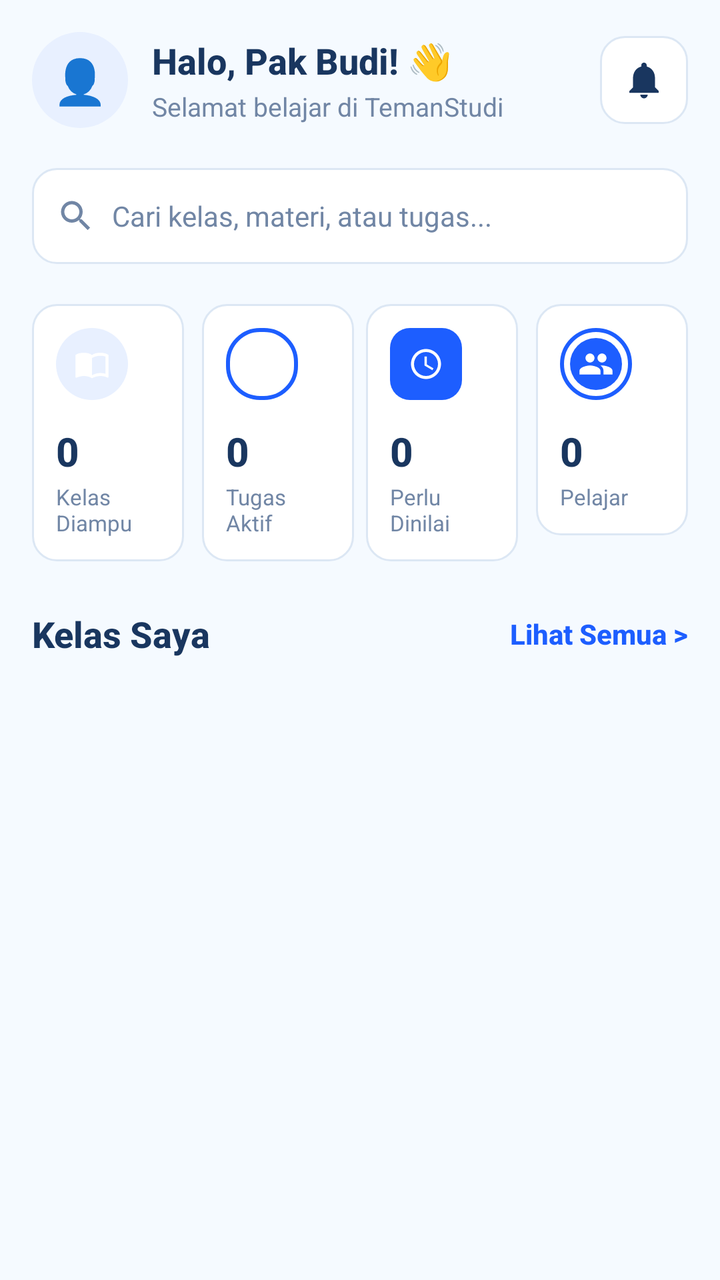
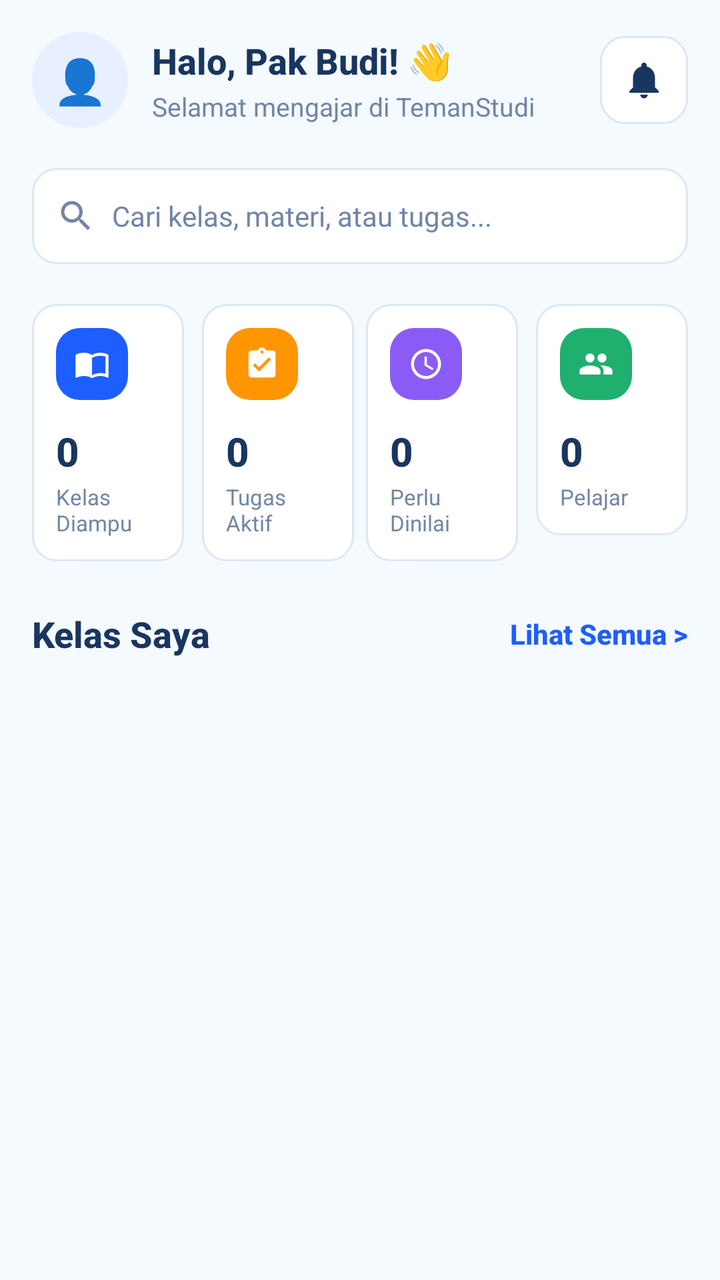

Two renders of the same Android screen: before a commit and after it. Below are the layout's source before the change and the commit's diff.
<!-- AndroidManifest.xml: application theme Theme.TemanStudi -->
<!-- res/layout/activity_pengajar_beranda.xml -->
<?xml version="1.0" encoding="utf-8"?>
<LinearLayout xmlns:android="http://schemas.android.com/apk/res/android"
    xmlns:app="http://schemas.android.com/apk/res-auto"
    android:layout_width="match_parent"
    android:layout_height="match_parent"
    android:background="#F5FAFF"
    android:orientation="vertical">

    <ScrollView
        android:layout_width="match_parent"
        android:layout_height="0dp"
        android:layout_weight="1"
        android:fillViewport="true">

        <LinearLayout
            android:layout_width="match_parent"
            android:layout_height="wrap_content"
            android:orientation="vertical"
            android:padding="16dp">

            
            <LinearLayout
                android:layout_width="match_parent"
                android:layout_height="wrap_content"
                android:gravity="center_vertical"
                android:orientation="horizontal">

                <TextView
                    android:id="@+id/tvAvatar"
                    android:layout_width="48dp"
                    android:layout_height="48dp"
                    android:background="@drawable/bg_icon_circle"
                    android:gravity="center"
                    android:text="👤"
                    android:textSize="22sp" />

                <LinearLayout
                    android:layout_width="0dp"
                    android:layout_height="wrap_content"
                    android:layout_marginStart="12dp"
                    android:layout_weight="1"
                    android:orientation="vertical">

                    <TextView
                        android:id="@+id/tvGreeting"
                        android:layout_width="wrap_content"
                        android:layout_height="wrap_content"
                        android:fontFamily="sans-serif-medium"
                        android:text="Halo, Pak Budi! 👋"
                        android:textColor="#19365F"
                        android:textSize="18sp"
                        android:textStyle="bold" />

                    <TextView
                        android:layout_width="wrap_content"
                        android:layout_height="wrap_content"
                        android:layout_marginTop="2dp"
                        android:text="Selamat belajar di TemanStudi"
                        android:textColor="#7186A5"
                        android:textSize="13sp" />
                </LinearLayout>

                <FrameLayout
                    android:id="@+id/btnNotification"
                    android:layout_width="44dp"
                    android:layout_height="44dp"
                    android:background="@drawable/bg_card_white">

                    <ImageView
                        android:layout_width="22dp"
                        android:layout_height="22dp"
                        android:layout_gravity="center"
                        android:contentDescription="@string/app_name"
                        android:src="@drawable/ic_bell"
                        app:tint="#19365F" />

                    <View
                        android:id="@+id/notifBadge"
                        android:layout_width="10dp"
                        android:layout_height="10dp"
                        android:layout_gravity="top|end"
                        android:layout_margin="8dp"
                        android:background="@drawable/indicator_active"
                        android:visibility="gone" />
                </FrameLayout>
            </LinearLayout>

            
            <LinearLayout
                android:layout_width="match_parent"
                android:layout_height="48dp"
                android:layout_marginTop="20dp"
                android:background="@drawable/bg_search"
                android:gravity="center_vertical"
                android:orientation="horizontal"
                android:paddingHorizontal="12dp">

                <ImageView
                    android:layout_width="20dp"
                    android:layout_height="20dp"
                    android:contentDescription="@string/app_name"
                    android:src="@drawable/ic_search"
                    app:tint="#7186A5" />

                <EditText
                    android:id="@+id/etSearchBeranda"
                    android:layout_width="match_parent"
                    android:layout_height="match_parent"
                    android:layout_marginStart="8dp"
                    android:background="@null"
                    android:hint="Cari kelas, materi, atau tugas..."
                    android:imeOptions="actionSearch"
                    android:inputType="text"
                    android:textColor="#19365F"
                    android:textColorHint="#7186A5"
                    android:textSize="14sp" />
            </LinearLayout>

            
            <LinearLayout
                android:layout_width="match_parent"
                android:layout_height="wrap_content"
                android:layout_marginTop="20dp"
                android:orientation="horizontal"
                android:weightSum="4">

                <LinearLayout
                    android:layout_width="0dp"
                    android:layout_height="wrap_content"
                    android:layout_weight="1"
                    android:layout_marginEnd="6dp"
                    android:background="@drawable/bg_card_white"
                    android:orientation="vertical"
                    android:padding="12dp">

                    <FrameLayout
                        android:layout_width="36dp"
                        android:layout_height="36dp"
                        android:background="@drawable/bg_icon_circle">
                        <ImageView
                            android:layout_width="18dp"
                            android:layout_height="18dp"
                            android:layout_gravity="center"
                            android:src="@drawable/ic_book"
                            app:tint="@color/white" />
                    </FrameLayout>

                    <TextView
                        android:id="@+id/tvStatKelasDiampu"
                        android:layout_width="wrap_content"
                        android:layout_height="wrap_content"
                        android:layout_marginTop="12dp"
                        android:fontFamily="sans-serif-medium"
                        android:text="0"
                        android:textColor="#19365F"
                        android:textSize="20sp"
                        android:textStyle="bold" />

                    <TextView
                        android:layout_width="wrap_content"
                        android:layout_height="wrap_content"
                        android:layout_marginTop="2dp"
                        android:text="Kelas Diampu"
                        android:textColor="#7186A5"
                        android:textSize="11sp" />
                </LinearLayout>

                <LinearLayout
                    android:layout_width="0dp"
                    android:layout_height="wrap_content"
                    android:layout_weight="1"
                    android:layout_marginHorizontal="3dp"
                    android:background="@drawable/bg_card_white"
                    android:orientation="vertical"
                    android:padding="12dp">

                    <FrameLayout
                        android:layout_width="36dp"
                        android:layout_height="36dp"
                        android:background="@drawable/bg_mode_selected">
                        <ImageView
                            android:layout_width="18dp"
                            android:layout_height="18dp"
                            android:layout_gravity="center"
                            android:src="@drawable/ic_assignment_check"
                            app:tint="@color/white" />
                    </FrameLayout>

                    <TextView
                        android:id="@+id/tvStatTugasAktif"
                        android:layout_width="wrap_content"
                        android:layout_height="wrap_content"
                        android:layout_marginTop="12dp"
                        android:fontFamily="sans-serif-medium"
                        android:text="0"
                        android:textColor="#19365F"
                        android:textSize="20sp"
                        android:textStyle="bold" />

                    <TextView
                        android:layout_width="wrap_content"
                        android:layout_height="wrap_content"
                        android:layout_marginTop="2dp"
                        android:text="Tugas Aktif"
                        android:textColor="#7186A5"
                        android:textSize="11sp" />
                </LinearLayout>

                <LinearLayout
                    android:layout_width="0dp"
                    android:layout_height="wrap_content"
                    android:layout_weight="1"
                    android:layout_marginHorizontal="3dp"
                    android:background="@drawable/bg_card_white"
                    android:orientation="vertical"
                    android:padding="12dp">

                    <FrameLayout
                        android:layout_width="36dp"
                        android:layout_height="36dp"
                        android:background="@drawable/bg_tab_selected">
                        <ImageView
                            android:layout_width="18dp"
                            android:layout_height="18dp"
                            android:layout_gravity="center"
                            android:src="@drawable/ic_clock"
                            app:tint="@color/white" />
                    </FrameLayout>

                    <TextView
                        android:id="@+id/tvStatPerluDinilai"
                        android:layout_width="wrap_content"
                        android:layout_height="wrap_content"
                        android:layout_marginTop="12dp"
                        android:fontFamily="sans-serif-medium"
                        android:text="0"
                        android:textColor="#19365F"
                        android:textSize="20sp"
                        android:textStyle="bold" />

                    <TextView
                        android:layout_width="wrap_content"
                        android:layout_height="wrap_content"
                        android:layout_marginTop="2dp"
                        android:text="Perlu Dinilai"
                        android:textColor="#7186A5"
                        android:textSize="11sp" />
                </LinearLayout>

                <LinearLayout
                    android:layout_width="0dp"
                    android:layout_height="wrap_content"
                    android:layout_weight="1"
                    android:layout_marginStart="6dp"
                    android:background="@drawable/bg_card_white"
                    android:orientation="vertical"
                    android:padding="12dp">

                    <FrameLayout
                        android:layout_width="36dp"
                        android:layout_height="36dp"
                        android:background="@drawable/bg_radio_on">
                        <ImageView
                            android:layout_width="18dp"
                            android:layout_height="18dp"
                            android:layout_gravity="center"
                            android:src="@drawable/ic_people"
                            app:tint="@color/white" />
                    </FrameLayout>

                    <TextView
                        android:id="@+id/tvStatPelajar"
                        android:layout_width="wrap_content"
                        android:layout_height="wrap_content"
                        android:layout_marginTop="12dp"
                        android:fontFamily="sans-serif-medium"
                        android:text="0"
                        android:textColor="#19365F"
                        android:textSize="20sp"
                        android:textStyle="bold" />

                    <TextView
                        android:layout_width="wrap_content"
                        android:layout_height="wrap_content"
                        android:layout_marginTop="2dp"
                        android:text="Pelajar"
                        android:textColor="#7186A5"
                        android:textSize="11sp" />
                </LinearLayout>

            </LinearLayout>

            
            <LinearLayout
                android:layout_width="match_parent"
                android:layout_height="wrap_content"
                android:layout_marginTop="24dp"
                android:gravity="center_vertical"
                android:orientation="horizontal">

                <TextView
                    android:layout_width="0dp"
                    android:layout_height="wrap_content"
                    android:layout_weight="1"
                    android:fontFamily="sans-serif-medium"
                    android:text="Kelas Saya"
                    android:textColor="#19365F"
                    android:textSize="18sp"
                    android:textStyle="bold" />

                <TextView
                    android:id="@+id/tvLihatSemua"
                    android:layout_width="wrap_content"
                    android:layout_height="wrap_content"
                    android:fontFamily="sans-serif-medium"
                    android:text="Lihat Semua >"
                    android:textColor="#1D5EFF"
                    android:textSize="14sp"
                    android:textStyle="bold" />
            </LinearLayout>

            
            <androidx.recyclerview.widget.RecyclerView
                android:id="@+id/rvKelasBeranda"
                android:layout_width="match_parent"
                android:layout_height="wrap_content"
                android:layout_marginTop="12dp"
                android:nestedScrollingEnabled="false" />

            
            <LinearLayout
                android:id="@+id/layoutEmptyBeranda"
                android:layout_width="match_parent"
                android:layout_height="wrap_content"
                android:layout_marginTop="24dp"
                android:gravity="center"
                android:orientation="vertical"
                android:visibility="gone">

                <TextView
                    android:layout_width="wrap_content"
                    android:layout_height="wrap_content"
                    android:text="📚"
                    android:textSize="40sp" />

                <TextView
                    android:layout_width="wrap_content"
                    android:layout_height="wrap_content"
                    android:layout_marginTop="8dp"
                    android:text="Belum ada kelas"
                    android:textColor="#19365F"
                    android:textSize="15sp"
                    android:textStyle="bold" />
            </LinearLayout>

        </LinearLayout>
    </ScrollView>

    <FrameLayout
        android:id="@+id/bottomNavContainer"
        android:layout_width="match_parent"
        android:layout_height="wrap_content" />

</LinearLayout>
<!-- resources referenced by this layout -->
<resources>
  <color name="white">#FFFFFFFF</color>
  <!-- drawable bg_card_white (drawable) -->
  <?xml version="1.0" encoding="utf-8"?>
  <shape xmlns:android="http://schemas.android.com/apk/res/android"
      android:shape="rectangle">
      <solid android:color="@color/white" />
      <corners android:radius="12dp" />
      <stroke android:width="1dp" android:color="#DCE7F4" />
  </shape>
  <!-- drawable bg_icon_circle (drawable) -->
  <?xml version="1.0" encoding="utf-8"?>
  <shape xmlns:android="http://schemas.android.com/apk/res/android"
      android:shape="oval">
      <solid android:color="#E8F0FF" />
  </shape>
  <!-- drawable bg_mode_selected (drawable) -->
  <?xml version="1.0" encoding="utf-8"?>
  <shape xmlns:android="http://schemas.android.com/apk/res/android"
      android:shape="rectangle">
      <solid android:color="#FFFFFF" />
      <stroke android:width="2dp" android:color="#1D5EFF" />
      <corners android:radius="16dp" />
  </shape>
  <!-- drawable bg_radio_on (drawable) -->
  <?xml version="1.0" encoding="utf-8"?>
  <layer-list xmlns:android="http://schemas.android.com/apk/res/android">
      <item>
          <shape android:shape="oval">
              <solid android:color="#FFFFFF" />
              <stroke android:width="2dp" android:color="#1D5EFF" />
          </shape>
      </item>
      <item
          android:bottom="5dp"
          android:left="5dp"
          android:right="5dp"
          android:top="5dp">
          <shape android:shape="oval">
              <solid android:color="#1D5EFF" />
          </shape>
      </item>
  </layer-list>
  <!-- drawable bg_search (drawable) -->
  <?xml version="1.0" encoding="utf-8"?>
  <shape xmlns:android="http://schemas.android.com/apk/res/android"
      android:shape="rectangle">
      <solid android:color="@color/white" />
      <corners android:radius="12dp" />
      <stroke android:width="1dp" android:color="#DCE7F4" />
  </shape>
  <!-- drawable bg_tab_selected (drawable) -->
  <?xml version="1.0" encoding="utf-8"?>
  <shape xmlns:android="http://schemas.android.com/apk/res/android"
      android:shape="rectangle">
      <solid android:color="#1D5EFF" />
      <corners android:radius="10dp" />
  </shape>
  <!-- drawable ic_bell (drawable) -->
  <?xml version="1.0" encoding="utf-8"?>
  <vector xmlns:android="http://schemas.android.com/apk/res/android"
      android:width="24dp"
      android:height="24dp"
      android:viewportWidth="24"
      android:viewportHeight="24">
      <path
          android:fillColor="#7186A5"
          android:pathData="M12,22c1.1,0 2,-0.9 2,-2h-4c0,1.1 0.89,2 2,2zM18,16v-5c0,-3.07 -1.64,-5.64 -4.5,-6.32V4c0,-0.83 -0.67,-1.5 -1.5,-1.5s-1.5,0.67 -1.5,1.5v0.68C7.63,5.36 6,7.92 6,11v5l-2,2v1h16v-1l-2,-2z" />
  </vector>
  <!-- drawable ic_clock (drawable) -->
  <?xml version="1.0" encoding="utf-8"?>
  <vector xmlns:android="http://schemas.android.com/apk/res/android"
      android:width="24dp"
      android:height="24dp"
      android:viewportWidth="24"
      android:viewportHeight="24">
      <path
          android:fillColor="#7186A5"
          android:pathData="M11.99,2C6.47,2 2,6.48 2,12s4.47,10 9.99,10C17.52,22 22,17.52 22,12S17.52,2 11.99,2zM12,20c-4.42,0 -8,-3.58 -8,-8s3.58,-8 8,-8 8,3.58 8,8 -3.58,8 -8,8zM12.5,7H11v6l5.25,3.15 0.75,-1.23 -4.5,-2.67z" />
  </vector>
  <!-- drawable indicator_active (drawable) -->
  <?xml version="1.0" encoding="utf-8"?>
  <shape xmlns:android="http://schemas.android.com/apk/res/android"
      android:shape="oval">
      <solid android:color="#1D5EFF" />
  </shape>
  <string name="app_name">TemanStudi</string>
  <style name="Theme.TemanStudi" parent="Base.Theme.TemanStudi" />
  <style name="Base.Theme.TemanStudi" parent="Theme.Material3.DayNight.NoActionBar">
  
          <item name="colorPrimary">#1D5EFF</item>
          <item name="colorOnPrimary">#FFFFFF</item>
  
          <item name="android:statusBarColor">#F5FAFF</item>
          <item name="android:navigationBarColor">#F5FAFF</item>
          <item name="android:windowLightStatusBar">true</item>
  
      </style>
  <!-- unchanged entries left out for length: 4 -->
</resources>

<!-- the commit's change to res/layout/activity_pengajar_beranda.xml (unified diff, before → after) -->
@@ -55,7 +55,7 @@
                         android:layout_width="wrap_content"
                         android:layout_height="wrap_content"
                         android:layout_marginTop="2dp"
-                        android:text="Selamat belajar di TemanStudi"
+                        android:text="@string/sub_selamat_belajar"
                         android:textColor="#7186A5"
                         android:textSize="13sp" />
                 </LinearLayout>
@@ -136,7 +136,7 @@
                     <FrameLayout
                         android:layout_width="36dp"
                         android:layout_height="36dp"
-                        android:background="@drawable/bg_icon_circle">
+                        android:background="@drawable/bg_stat_blue">
                         <ImageView
                             android:layout_width="18dp"
                             android:layout_height="18dp"
@@ -177,7 +177,7 @@
                     <FrameLayout
                         android:layout_width="36dp"
                         android:layout_height="36dp"
-                        android:background="@drawable/bg_mode_selected">
+                        android:background="@drawable/bg_stat_orange">
                         <ImageView
                             android:layout_width="18dp"
                             android:layout_height="18dp"
@@ -218,7 +218,7 @@
                     <FrameLayout
                         android:layout_width="36dp"
                         android:layout_height="36dp"
-                        android:background="@drawable/bg_tab_selected">
+                        android:background="@drawable/bg_stat_purple">
                         <ImageView
                             android:layout_width="18dp"
                             android:layout_height="18dp"
@@ -259,7 +259,7 @@
                     <FrameLayout
                         android:layout_width="36dp"
                         android:layout_height="36dp"
-                        android:background="@drawable/bg_radio_on">
+                        android:background="@drawable/bg_stat_green">
                         <ImageView
                             android:layout_width="18dp"
                             android:layout_height="18dp"
<!-- resource entries referenced after the edit -->
@@ -15,33 +15,6 @@
       android:shape="oval">
       <solid android:color="#E8F0FF" />
   </shape>
-  <!-- drawable bg_mode_selected (drawable) -->
-  <?xml version="1.0" encoding="utf-8"?>
-  <shape xmlns:android="http://schemas.android.com/apk/res/android"
-      android:shape="rectangle">
-      <solid android:color="#FFFFFF" />
-      <stroke android:width="2dp" android:color="#1D5EFF" />
-      <corners android:radius="16dp" />
-  </shape>
-  <!-- drawable bg_radio_on (drawable) -->
-  <?xml version="1.0" encoding="utf-8"?>
-  <layer-list xmlns:android="http://schemas.android.com/apk/res/android">
-      <item>
-          <shape android:shape="oval">
-              <solid android:color="#FFFFFF" />
-              <stroke android:width="2dp" android:color="#1D5EFF" />
-          </shape>
-      </item>
-      <item
-          android:bottom="5dp"
-          android:left="5dp"
-          android:right="5dp"
-          android:top="5dp">
-          <shape android:shape="oval">
-              <solid android:color="#1D5EFF" />
-          </shape>
-      </item>
-  </layer-list>
   <!-- drawable bg_search (drawable) -->
   <?xml version="1.0" encoding="utf-8"?>
   <shape xmlns:android="http://schemas.android.com/apk/res/android"
@@ -50,12 +23,33 @@
       <corners android:radius="12dp" />
       <stroke android:width="1dp" android:color="#DCE7F4" />
   </shape>
-  <!-- drawable bg_tab_selected (drawable) -->
+  <!-- drawable bg_stat_blue (drawable) -->
   <?xml version="1.0" encoding="utf-8"?>
   <shape xmlns:android="http://schemas.android.com/apk/res/android"
       android:shape="rectangle">
       <solid android:color="#1D5EFF" />
-      <corners android:radius="10dp" />
+      <corners android:radius="12dp" />
+  </shape>
+  <!-- drawable bg_stat_green (drawable) -->
+  <?xml version="1.0" encoding="utf-8"?>
+  <shape xmlns:android="http://schemas.android.com/apk/res/android"
+      android:shape="rectangle">
+      <solid android:color="#1FAF6E" />
+      <corners android:radius="12dp" />
+  </shape>
+  <!-- drawable bg_stat_orange (drawable) -->
+  <?xml version="1.0" encoding="utf-8"?>
+  <shape xmlns:android="http://schemas.android.com/apk/res/android"
+      android:shape="rectangle">
+      <solid android:color="#FF9500" />
+      <corners android:radius="12dp" />
+  </shape>
+  <!-- drawable bg_stat_purple (drawable) -->
+  <?xml version="1.0" encoding="utf-8"?>
+  <shape xmlns:android="http://schemas.android.com/apk/res/android"
+      android:shape="rectangle">
+      <solid android:color="#8A5CF5" />
+      <corners android:radius="12dp" />
   </shape>
   <!-- drawable ic_bell (drawable) -->
   <?xml version="1.0" encoding="utf-8"?>
@@ -86,6 +80,7 @@
       <solid android:color="#1D5EFF" />
   </shape>
   <string name="app_name">TemanStudi</string>
+  <string name="sub_selamat_belajar">Selamat mengajar di TemanStudi</string>
   <style name="Theme.TemanStudi" parent="Base.Theme.TemanStudi" />
   <style name="Base.Theme.TemanStudi" parent="Theme.Material3.DayNight.NoActionBar">
   
